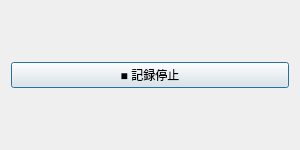
shingo29831/ai-macro-system, file src/ui/resources/ui/record_dialog.ui: the form before one commit.
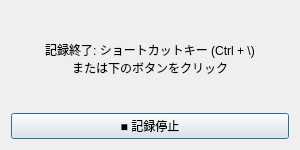
The form after the commit.

Commit message:
feat(core/ui): bind start recording button to core os_hook recorder
- add start_recording and stop_recording methods to MainViewModel to trigger os_hook
- update MainWindow to call viewmodel recording methods and handle window minimize/restore behavior on record
- update RecordDialog to accept on_stop_callback for seamless restoration
- add unit tests to verify recording state transitions in MainViewModel

```diff
--- a/src/ui/resources/ui/record_dialog.ui
+++ b/src/ui/resources/ui/record_dialog.ui
@@ -11,6 +11,17 @@
    </rect>
   </property>
   <layout class="QVBoxLayout" name="verticalLayout">
+   <item>
+    <widget class="QLabel" name="lblInstructions">
+     <property name="text">
+      <string>記録終了: ショートカットキー (Ctrl + \)
+または下のボタンをクリック</string>
+     </property>
+     <property name="alignment">
+      <set>Qt::AlignCenter</set>
+     </property>
+    </widget>
+   </item>
    <item>
     <widget class="QPushButton" name="btnStopRecord">
      <property name="text">
```
The commit also changes 2 other files.
